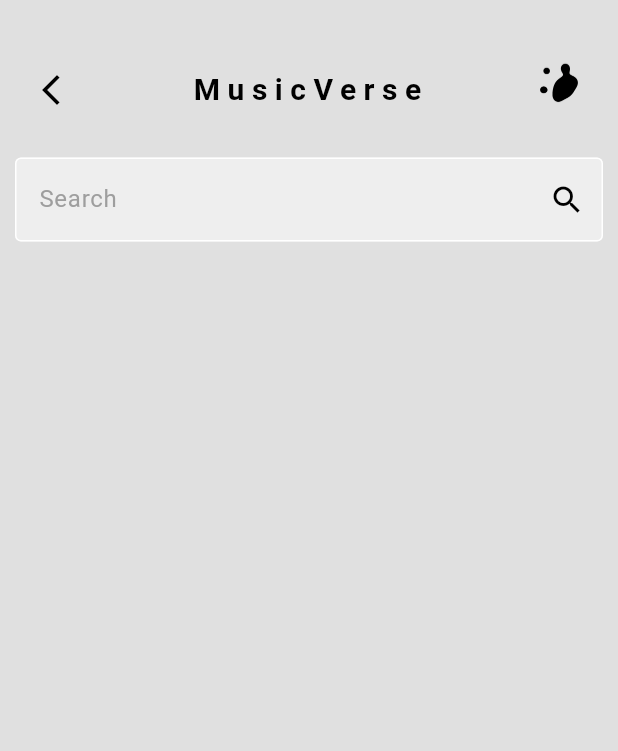
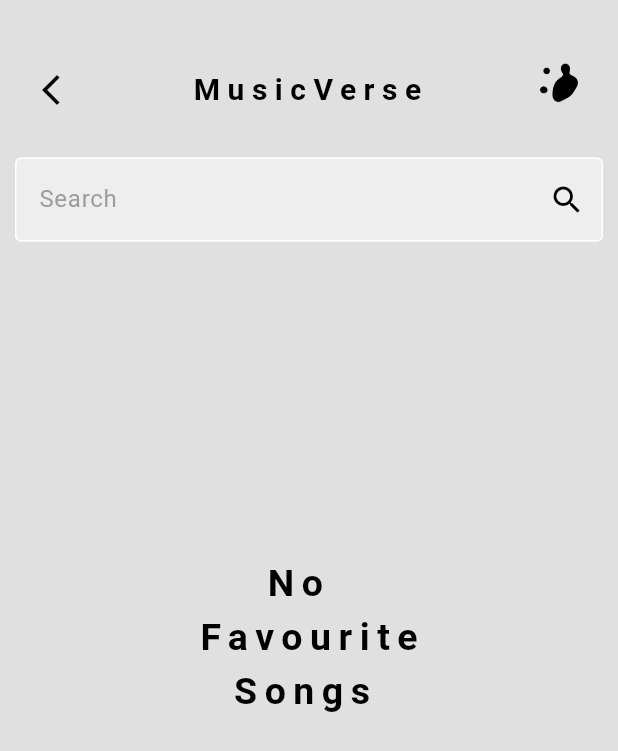
Before and after one commit to kshitizadhikari/minimal_music_app, a Flutter app: the FavoriteScreen screen opened directly, on a phone screen of 412 x 824 dp. Shown: the top 751 px of the screen. Run offline on Flutter 3.47's test engine with Material 3 defaults, Android fonts, the phone set to English and light mode, and no system bars; our stand-ins replace audioplayers, cloud_firestore, firebase_auth, firebase_core, on_audio_query; accounts and stored records are empty.

Commit message:
display No Favourite Songs message

```diff
--- a/lib/screens/favourites_screen.dart
+++ b/lib/screens/favourites_screen.dart
@@ -64,6 +64,7 @@ class _FavoriteScreenState extends State<FavoriteScreen> {
               builder: ((context, snapshot) {
                 if (snapshot.hasData) {
                   favPlaylist = snapshot.data!;
+                  if (favPlaylist.isEmpty) {
                     return Column(
                       children: [
                         Padding(
@@ -71,7 +72,72 @@ class _FavoriteScreenState extends State<FavoriteScreen> {
                           child: Column(
                             children: [
                               Row(
-                              mainAxisAlignment: MainAxisAlignment.spaceBetween,
+                                mainAxisAlignment:
+                                    MainAxisAlignment.spaceBetween,
+                                children: [
+                                  //back button
+                                  IconButton(
+                                    onPressed: () {
+                                      Navigator.pop(context);
+                                    },
+                                    icon: const Icon(
+                                        Icons.arrow_back_ios_new_outlined),
+                                  ),
+
+                                  //title
+                                  const Text(
+                                    'MusicVerse',
+                                    style: TextStyle(
+                                      fontSize: 20,
+                                      fontWeight: FontWeight.bold,
+                                      letterSpacing: 5,
+                                    ),
+                                  ),
+
+                                  SizedBox(
+                                    height: 50,
+                                    width: 50,
+                                    child:
+                                        Image.asset("assets/images/music2.gif"),
+                                  ),
+                                ],
+                              ),
+                              const SizedBox(
+                                height: 20,
+                              ),
+                              MyTextField(
+                                hintText: 'Enter a song',
+                                obscureText: false,
+                                labelText: 'Search',
+                                suffixIcon: const Icon(Icons.search),
+                                onChanged: (value) => runFilter(value),
+                              ),
+                            ],
+                          ),
+                        ),
+                        const SizedBox(height: 200),
+                        const Center(
+                          child: Text(
+                            '    No\nFavourite\n  Songs',
+                            style: TextStyle(
+                              fontWeight: FontWeight.bold,
+                              fontSize: 25,
+                              letterSpacing: 5,
+                            ),
+                          ),
+                        ),
+                      ],
+                    );
+                  } else {
+                    return Column(
+                      children: [
+                        Padding(
+                          padding: const EdgeInsets.all(10.0),
+                          child: Column(
+                            children: [
+                              Row(
+                                mainAxisAlignment:
+                                    MainAxisAlignment.spaceBetween,
                                 children: [
                                   //back button
                                   IconButton(
@@ -127,7 +193,8 @@ class _FavoriteScreenState extends State<FavoriteScreen> {
                                       title: Text(song.songName),
                                       subtitle: Text(song.artistName),
                                       leading: ClipRRect(
-                                        borderRadius: BorderRadius.circular(5),
+                                          borderRadius:
+                                              BorderRadius.circular(5),
                                           child: Image.asset(
                                               song.albumArtImagePath)),
                                       onTap: () => gotoSong(index),
@@ -138,14 +205,15 @@ class _FavoriteScreenState extends State<FavoriteScreen> {
                         ),
                       ],
                     );
-                } else if(snapshot.connectionState == ConnectionState.waiting){
+                  }
+                } else if (snapshot.connectionState ==
+                    ConnectionState.waiting) {
                   return const Center(
                     child: CircularProgressIndicator(),
                   );
                 } else {
                   return const MyPopUp(
-                      title: 'Music Error',
-                      message: 'Error fetching music');
+                      title: 'Music Error', message: 'Error fetching music');
                 }
               }),
             ),
```
Lines whose indentation alone changed are shown as unchanged.
